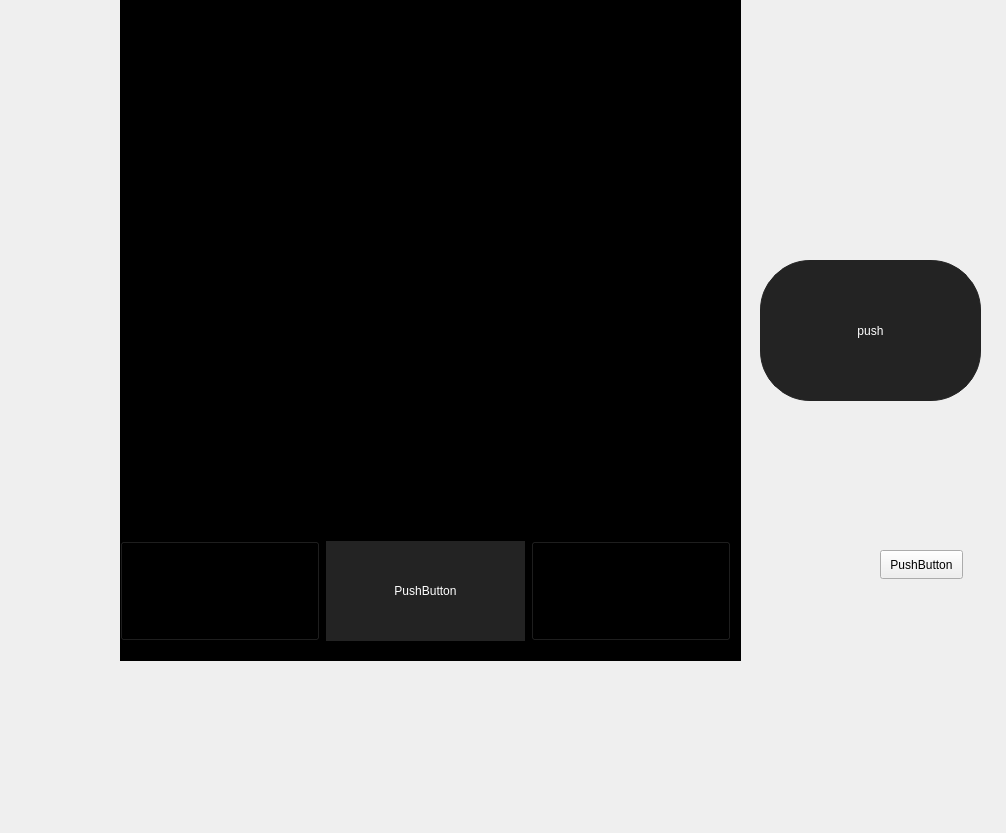
Qt form mainwindow.ui (zaid515/MyUI) before a commit.
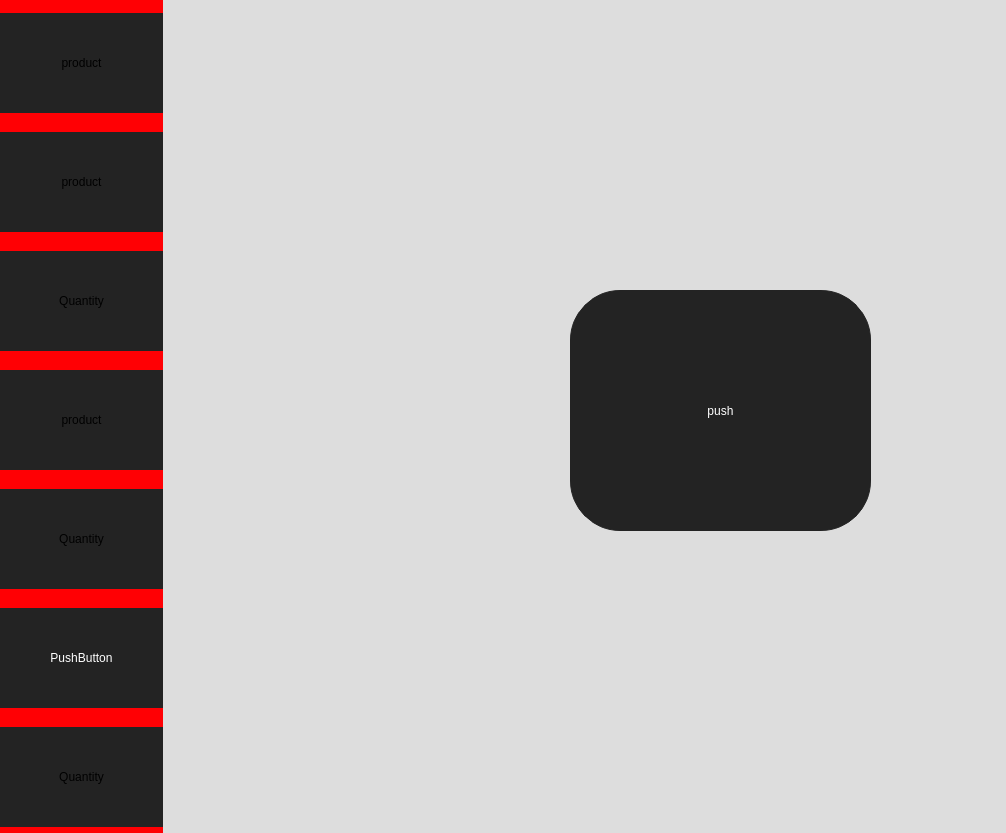
The same form after that commit. Custom widgets are drawn as their Qt base class.

Diff of the .ui file:
```diff
--- a/mainwindow.ui
+++ b/mainwindow.ui
@@ -13,14 +13,17 @@
   <property name="windowTitle">
    <string>MainWindow</string>
   </property>
+  <property name="styleSheet">
+   <string notr="true">background-color: rgb(221, 221, 221);</string>
+  </property>
   <widget class="QWidget" name="centralwidget">
    <widget class="RippleButton" name="openSideBarBT">
     <property name="geometry">
      <rect>
-      <x>760</x>
-      <y>260</y>
-      <width>221</width>
-      <height>141</height>
+      <x>570</x>
+      <y>290</y>
+      <width>301</width>
+      <height>241</height>
      </rect>
     </property>
     <property name="styleSheet">
@@ -61,25 +64,13 @@
      <bool>true</bool>
     </property>
    </widget>
-   <widget class="QWidget" name="widget_2" native="true">
-    <property name="geometry">
-     <rect>
-      <x>120</x>
-      <y>0</y>
-      <width>621</width>
-      <height>661</height>
-     </rect>
-    </property>
-    <property name="styleSheet">
-     <string notr="true">background-color: rgb(0, 0, 0);</string>
-    </property>
     <widget class="SideBar" name="widget" native="true">
      <property name="geometry">
       <rect>
        <x>0</x>
-       <y>530</y>
-       <width>611</width>
-       <height>122</height>
+      <y>0</y>
+      <width>163</width>
+      <height>841</height>
       </rect>
      </property>
      <property name="minimumSize">
@@ -88,14 +79,91 @@
        <height>2</height>
       </size>
      </property>
-     <layout class="QHBoxLayout" name="horizontalLayout">
+    <property name="styleSheet">
+     <string notr="true">background-color: rgb(255, 0, 4);</string>
+    </property>
+    <layout class="QVBoxLayout" name="verticalLayout">
       <item>
-       <widget class="RippleButton" name="pushButton_4">
+      <widget class="RippleButton" name="pushButton_3">
         <property name="minimumSize">
          <size>
           <width>50</width>
           <height>100</height>
          </size>
+       </property>
+       <property name="styleSheet">
+        <string notr="true">background-color: rgb(35,35,35);
+border-radius: 0px;</string>
+       </property>
+       <property name="text">
+        <string>product</string>
+       </property>
+      </widget>
+     </item>
+     <item>
+      <widget class="RippleButton" name="pushButton_7">
+       <property name="minimumSize">
+        <size>
+         <width>50</width>
+         <height>100</height>
+        </size>
+       </property>
+       <property name="styleSheet">
+        <string notr="true">background-color: rgb(35,35,35);
+border-radius: 0px;</string>
+       </property>
+       <property name="text">
+        <string>product</string>
+       </property>
+      </widget>
+     </item>
+     <item>
+      <widget class="RippleButton" name="pushButton_8">
+       <property name="minimumSize">
+        <size>
+         <width>50</width>
+         <height>100</height>
+        </size>
+       </property>
+       <property name="styleSheet">
+        <string notr="true">background-color: rgb(35,35,35);
+border-radius: 0px;
+</string>
+       </property>
+       <property name="text">
+        <string>Quantity</string>
+       </property>
+      </widget>
+     </item>
+     <item>
+      <widget class="RippleButton" name="pushButton_5">
+       <property name="minimumSize">
+        <size>
+         <width>50</width>
+         <height>100</height>
+        </size>
+       </property>
+       <property name="styleSheet">
+        <string notr="true">background-color: rgb(35,35,35);
+border-radius: 0px;</string>
+       </property>
+       <property name="text">
+        <string>product</string>
+       </property>
+      </widget>
+     </item>
+     <item>
+      <widget class="RippleButton" name="pushButton_6">
+       <property name="minimumSize">
+        <size>
+         <width>50</width>
+         <height>100</height>
+        </size>
+       </property>
+       <property name="styleSheet">
+        <string notr="true">background-color: rgb(35,35,35);
+border-radius: 0px;
+</string>
         </property>
         <property name="text">
          <string>Quantity</string>
@@ -115,14 +183,9 @@
 {
 	background-color: rgb(35, 35, 35);
 	color: #ffffff;
-	border-style: solid;
-	border-width: 1px;
-	
-	border-color: rgb(35, 35, 35);
 	padding: 5px;
-	
+	border-radius: 0px;
 	font: 15pt &quot;Microsoft Sans Serif&quot;;
-
 }
 
 QPushButton::hover
@@ -143,33 +206,24 @@
        </widget>
       </item>
       <item>
-       <widget class="RippleButton" name="pushButton_3">
+      <widget class="RippleButton" name="pushButton_4">
         <property name="minimumSize">
          <size>
           <width>50</width>
           <height>100</height>
          </size>
         </property>
+       <property name="styleSheet">
+        <string notr="true">background-color: rgb(35,35,35);
+border-radius: 0px;
+</string>
+       </property>
         <property name="text">
-         <string>product</string>
+        <string>Quantity</string>
         </property>
        </widget>
       </item>
      </layout>
-    </widget>
-   </widget>
-   <widget class="QPushButton" name="pushButton_2">
-    <property name="geometry">
-     <rect>
-      <x>880</x>
-      <y>550</y>
-      <width>83</width>
-      <height>29</height>
-     </rect>
-    </property>
-    <property name="text">
-     <string>PushButton</string>
-    </property>
    </widget>
   </widget>
  </widget>
```
Left out of the diff: 6 changed lines with no effect on the pictures. Lines whose indentation alone changed are shown as unchanged.
